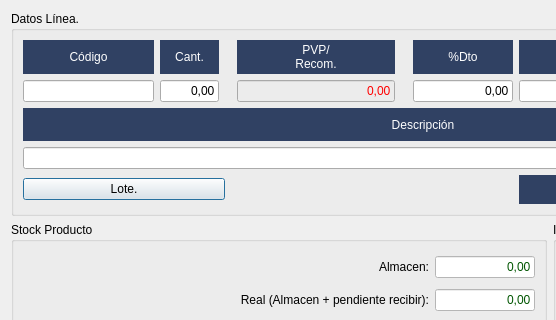
First picture: the form in Auxiliares/frmeditline.ui, repository arcnexus/RedFoX, before the edit; both pictures show x 0 to 556 and y 0 to 320 of the 846 by 466 pixel window.
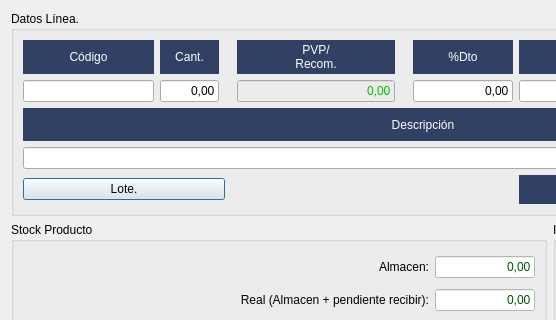
Second picture: the form after the edit. Icons and pictures are not drawn.

The edit to the form file:
```diff
--- a/Auxiliares/frmeditline.ui
+++ b/Auxiliares/frmeditline.ui
@@ -196,7 +196,7 @@
         </property>
         <property name="styleSheet">
          <string notr="true">background-color: rgb(236, 236, 236);
-color: rgb(255, 0, 0);</string>
+color: rgb(0, 192, 0);</string>
         </property>
         <property name="text">
          <string>0,00</string>
```
Left out of the diff: 4 changed lines with no effect on the pictures.
